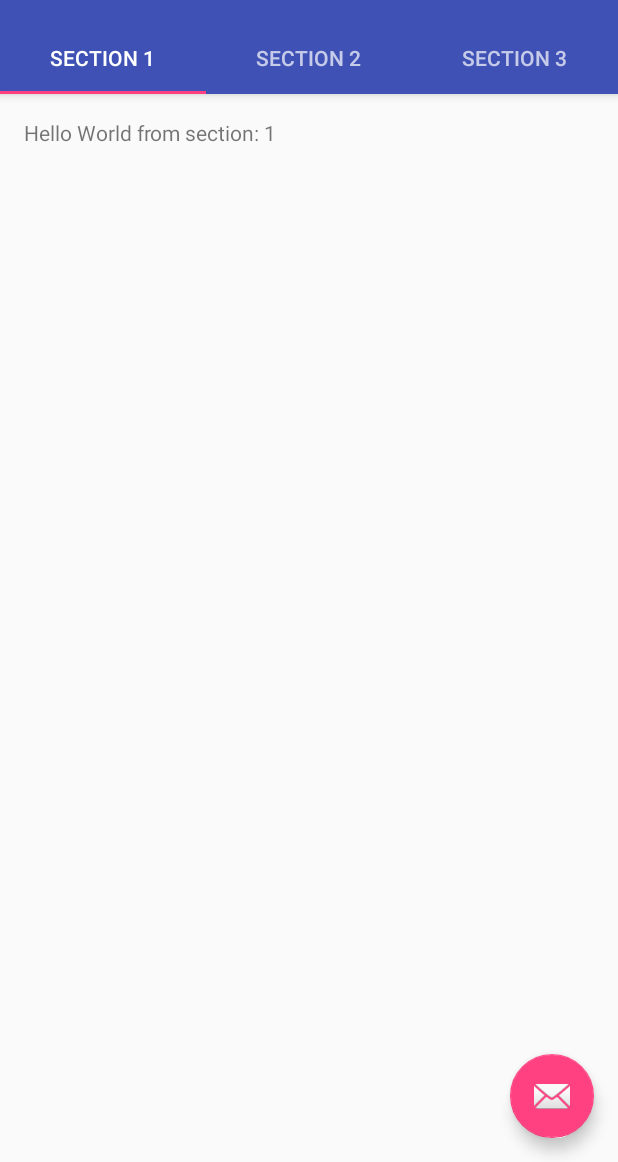
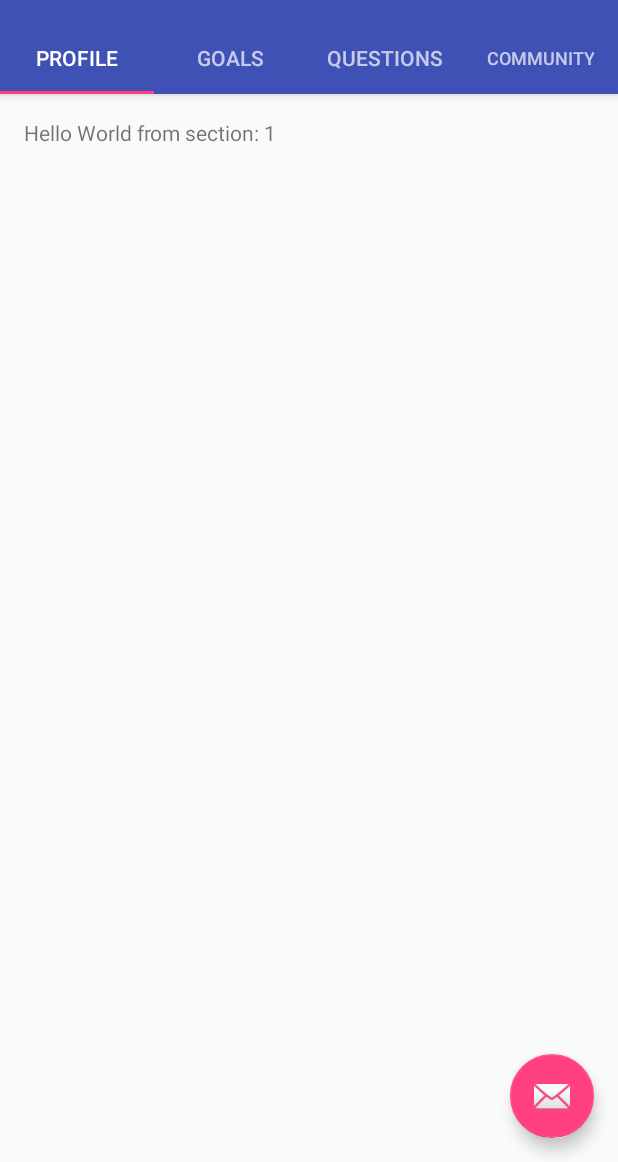
Before and after one commit to Columbus2016/team-11, an Android app: the screen it shows after launch (MainActivity), on a phone screen of 412 x 824 dp, the part 74-1236 px from its top. Run offline under Robolectric (Android 15) with nearby library versions, the light colour scheme and no system bars.

Commit message:
Added 4 tabs

```diff
--- /dev/null
+++ b/Team11project/app/src/main/gen/team11/team11project/BuildConfig.java
@@ -0,0 +1,8 @@
+/*___Generated_by_IDEA___*/
+
+package team11.team11project;
+
+/* This stub is only used by the IDE. It is NOT the BuildConfig class actually packed into the APK */
+public final class BuildConfig {
+  public final static boolean DEBUG = Boolean.parseBoolean(null);
+}
--- /dev/null
+++ b/Team11project/app/src/main/gen/team11/team11project/Manifest.java
@@ -0,0 +1,7 @@
+/*___Generated_by_IDEA___*/
+
+package team11.team11project;
+
+/* This stub is only used by the IDE. It is NOT the Manifest class actually packed into the APK */
+public final class Manifest {
+}
--- /dev/null
+++ b/Team11project/app/src/main/gen/team11/team11project/R.java
@@ -0,0 +1,7 @@
+/*___Generated_by_IDEA___*/
+
+package team11.team11project;
+
+/* This stub is only used by the IDE. It is NOT the R class actually packed into the APK */
+public final class R {
+}
--- a/Team11project/app/src/main/java/team11/team11project/MainActivity.java
+++ b/Team11project/app/src/main/java/team11/team11project/MainActivity.java
@@ -142,19 +142,21 @@ public class MainActivity extends AppCompatActivity {
 
         @Override
         public int getCount() {
-            // Show 3 total pages.
-            return 3;
+            // Show 4 total pages.
+            return 4;
         }
 
         @Override
         public CharSequence getPageTitle(int position) {
             switch (position) {
                 case 0:
-                    return "SECTION 1";
+                    return "Profile";
                 case 1:
-                    return "SECTION 2";
+                    return "Goals";
                 case 2:
-                    return "SECTION 3";
+                    return "Questions";
+                case 3:
+                    return "Community";
             }
             return null;
         }
```
